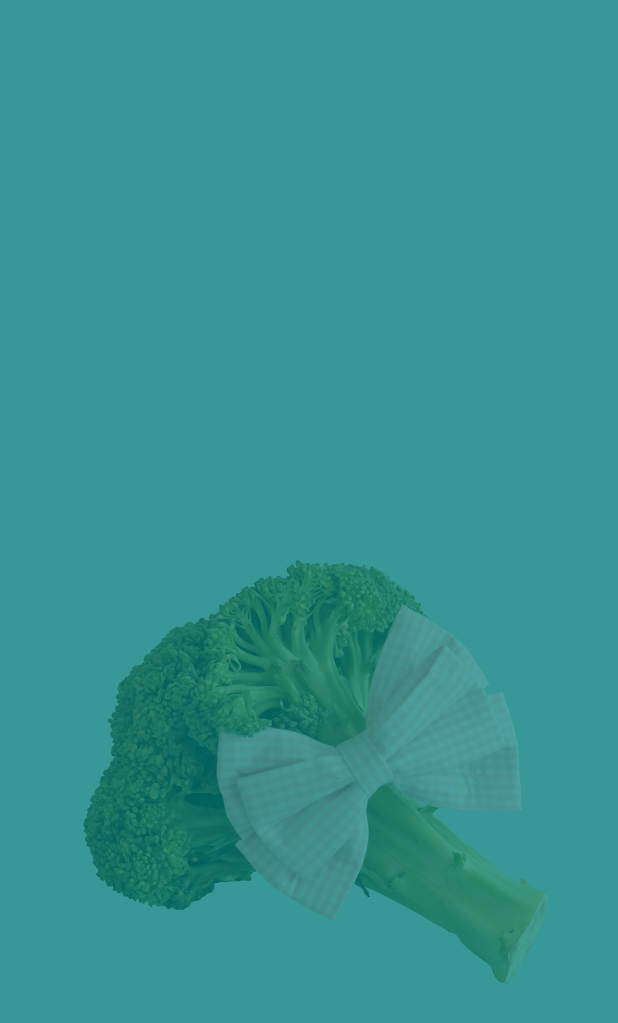
After one commit to rodrione10/Nicestart, an Android app: the Splash screen opened directly, with no data from a screen before it, on a phone screen of 412 x 824 dp. The commit adds this screen. Shown: the top 1023 px of the screen. Run offline under Robolectric (Android 15) with nearby library versions, the phone set to English and light mode, and no system bars.

Commit message:
Splash y blink

```diff
--- a/app/build.gradle.kts
+++ b/app/build.gradle.kts
@@ -36,4 +36,6 @@ dependencies {
     testImplementation("junit:junit:4.13.2")
     androidTestImplementation("androidx.test.ext:junit:1.1.5")
     androidTestImplementation("androidx.test.espresso:espresso-core:3.5.1")
+    implementation("com.github.bumptech.glide:glide:4.16.0")
+    annotationProcessor ("com.github.bumptech.glide:compiler:4.16.0")
 }
--- a/app/src/main/AndroidManifest.xml
+++ b/app/src/main/AndroidManifest.xml
@@ -14,9 +14,12 @@
         tools:ignore="ExtraText"
         tools:targetApi="31">
         <activity
+            android:name=".Splash"
+            android:exported="true" />
+        <activity
             android:name=".MainActivity"
             android:exported="false"
-            android:theme="@style/Theme.Register"/>
+            android:theme="@style/Theme.Register" />
         <activity
             android:name=".Register"
             android:exported="true"
@@ -34,7 +37,6 @@
         <activity
             android:name=".LoginConstraining"
             android:exported="false" />
-
     </application>
 
 </manifest>
--- /dev/null
+++ b/app/src/main/java/com/example/nicestart/Splash.java
@@ -0,0 +1,50 @@
+package com.example.nicestart;
+
+import androidx.appcompat.app.AppCompatActivity;
+
+import android.content.Intent;
+import android.graphics.drawable.ColorDrawable;
+import android.os.Bundle;
+import android.os.Handler;
+import android.view.animation.Animation;
+import android.view.animation.AnimationUtils;
+import android.widget.ImageView;
+
+import com.bumptech.glide.Glide;
+import com.bumptech.glide.load.engine.DiskCacheStrategy;
+import com.bumptech.glide.load.resource.drawable.DrawableTransitionOptions;
+
+public class Splash extends AppCompatActivity {
+
+    @Override
+    protected void onCreate(Bundle savedInstanceState) {
+        super.onCreate(savedInstanceState);
+        setContentView(R.layout.activity_splash);
+        openApp();
+
+        ImageView mSplash = findViewById(R.id.fondo);
+        Glide.with(this)
+                .load(R.drawable.fondo)
+                .transition(DrawableTransitionOptions.withCrossFade(4000))
+                .centerCrop()
+                .diskCacheStrategy(DiskCacheStrategy.ALL)
+                .placeholder(new ColorDrawable(this.getResources().getColor(R.color.teal_700)))
+                .into(mSplash);
+        ImageView logo;
+        logo= findViewById(R.id.rayo);
+        Animation rotate = AnimationUtils.loadAnimation(this,R.anim.blink);
+        logo.startAnimation(rotate);
+    }
+    private void openApp(){
+        Handler handler=new Handler();
+        handler.postDelayed(new Runnable() {
+            @Override
+            public void run() {
+                Intent intent = new Intent(Splash.this, Login.class);
+                intent.addFlags(Intent.FLAG_ACTIVITY_NEW_TASK);
+                intent.addFlags(Intent.FLAG_ACTIVITY_CLEAR_TASK);
+                startActivity(intent);
+            }
+        },5000);
+    }
+}
--- /dev/null
+++ b/app/src/main/res/anim/blink.xml
@@ -0,0 +1,9 @@
+<?xml version="1.0" encoding="utf-8"?>
+<set xmlns:android="http://schemas.android.com/apk/res/android">
+    <alpha android:fromAlpha="0.0"
+        android:toAlpha="1.0"
+        android:interpolator='@android:anim/accelerate_interpolator'
+        android:duration='600'
+        android:repeatMode='reverse'
+        android:repeatCount='infinite'></alpha>
+</set>
--- /dev/null
+++ b/app/src/main/res/color/button_custom.xml
@@ -0,0 +1,6 @@
+<?xml version="1.0" encoding="utf-8"?>
+<selector xmlns:android="http://schemas.android.com/apk/res/android">
+    <item android:color="@color/fucsia_200"
+        android:state_pressed="true"/>
+    <item android:color="@color/white"/>
+</selector>
--- /dev/null
+++ b/app/src/main/res/layout/activity_splash.xml
@@ -0,0 +1,26 @@
+<?xml version="1.0" encoding="utf-8"?>
+<androidx.constraintlayout.widget.ConstraintLayout xmlns:android="http://schemas.android.com/apk/res/android"
+    xmlns:app="http://schemas.android.com/apk/res-auto"
+    xmlns:tools="http://schemas.android.com/tools"
+    android:layout_width="match_parent"
+    android:layout_height="match_parent"
+    tools:context=".Splash">
+    <ImageView
+        android:layout_width="match_parent"
+        android:layout_height="match_parent"
+        android:id="@+id/fondo"
+        android:scaleType="centerCrop"
+        android:src="@drawable/fondo"
+        app:layout_constraintStart_toStartOf="parent"
+        app:layout_constraintTop_toTopOf="parent"></ImageView>
+
+    <ImageView
+        android:id="@+id/rayo"
+        android:layout_width="80dp"
+        android:layout_height="80dp"
+        android:src="@drawable/iconrayo"
+        android:layout_marginTop="120dp"
+        app:layout_constraintEnd_toEndOf="parent"
+        app:layout_constraintStart_toStartOf="parent"
+        app:layout_constraintTop_toTopOf="parent" />
+</androidx.constraintlayout.widget.ConstraintLayout>
--- a/app/src/main/res/values/styles.xml
+++ b/app/src/main/res/values/styles.xml
@@ -4,7 +4,7 @@
     <style name="botonplano">
         <item name="android:layout_width">0dp</item>
         <item name="android:layout_height">wrap_content</item>
-        <item name="android:backgroundTint">@color/white</item>
+        <item name="android:backgroundTint">@color/button_custom</item>
         <item name="android:textColor">@color/purple_200</item>
         <item name="cornerRadius">8dp</item>
     </style>
```
Also changed, not shown: app/src/main/java/com/example/nicestart/Login.java (+14 -0 lines), app/src/main/res/layout/activity_login.xml (+6 -1 lines), app/src/main/res/drawable/fondo.jpg (added).
